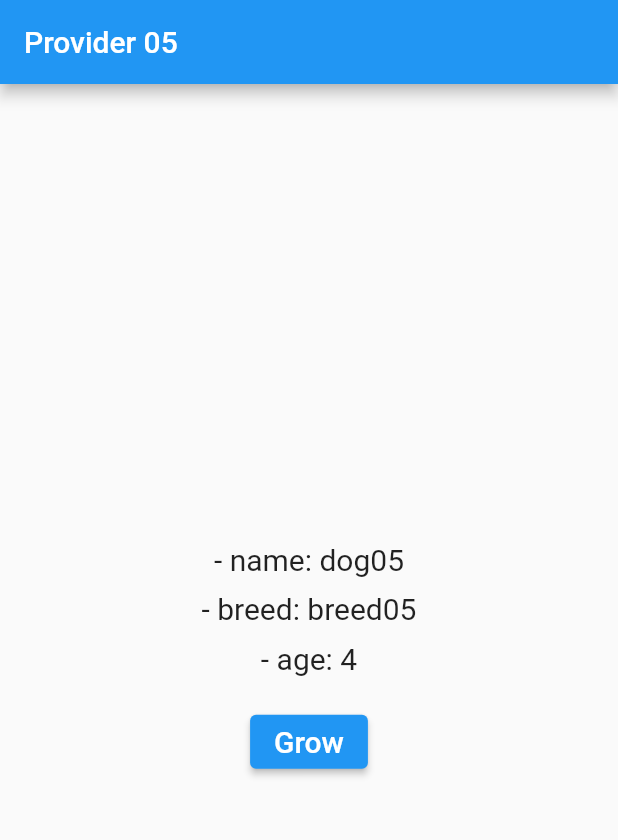
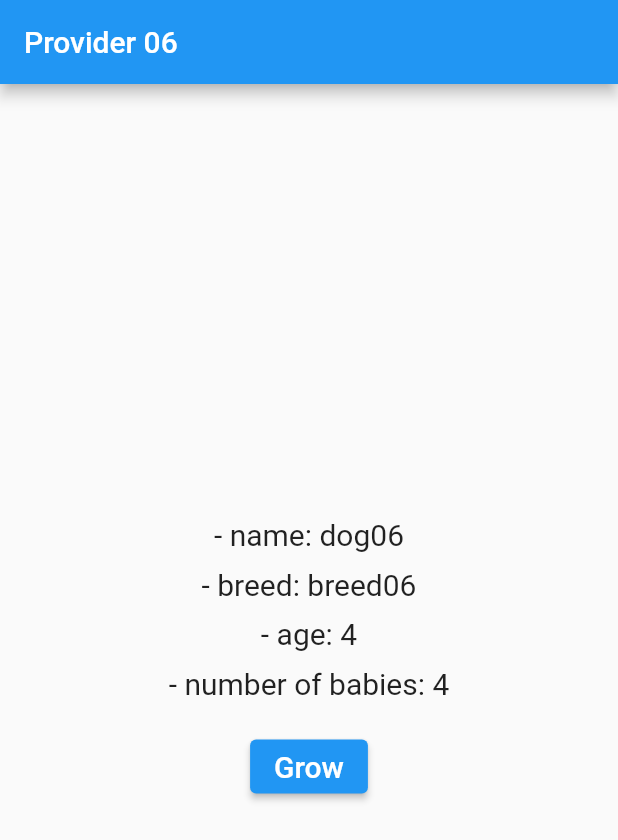
Before and after one commit to KisungHong/provider_overview_02, a Flutter app: the screen it shows after launch, after a tap on "Grow", on a phone screen of 412 x 824 dp. Shown: the top 840 px of the screen. Run offline on Flutter 3.47's test engine with Material 2 defaults, Android fonts, the phone set to English and light mode, and no system bars.

Commit message:
futureProvider

```diff
--- a/lib/main.dart
+++ b/lib/main.dart
@@ -1,6 +1,7 @@
 // ignore_for_file: public_member_api_docs, sort_constructors_first
 import 'package:flutter/material.dart';
 import 'package:provider/provider.dart';
+import 'package:provider_overview_02/models/babies.dart';
 
 import 'package:provider_overview_02/models/dog.dart';
 
@@ -13,10 +14,22 @@ class MyApp extends StatelessWidget {
 
   @override
   Widget build(BuildContext context) {
-    return ChangeNotifierProvider<Dog>(
-      create: (context) => Dog(name: 'dog05', breed: 'breed05', age: 3),
+    return MultiProvider(
+      providers: [
+        ChangeNotifierProvider<Dog>(
+          create: (context) => Dog(name: 'dog06', breed: 'breed06', age: 3),
+        ),
+        FutureProvider<int>(
+          initialData: 0,
+          create: (context) {
+            final int dogAge = context.read<Dog>().age;
+            final babies = Babies(age: dogAge);
+            return babies.getBabies();
+          },
+        )
+      ],
       child: MaterialApp(
-        title: 'Provider 05',
+        title: 'Provider 06',
         debugShowCheckedModeBanner: false,
         theme: ThemeData(
           primarySwatch: Colors.blue,
@@ -39,7 +52,7 @@ class _MyHomePageState extends State<MyHomePage> {
   Widget build(BuildContext context) {
     return Scaffold(
       appBar: AppBar(
-        title: Text('Provider 05'),
+        title: Text('Provider 06'),
       ),
       body: Center(
         child: Column(
@@ -97,6 +110,13 @@ class Age extends StatelessWidget {
           style: TextStyle(fontSize: 20.0),
         ),
         SizedBox(
+          height: 10.0,
+        ),
+        Text(
+          '- number of babies: ${context.watch<int>()}',
+          style: TextStyle(fontSize: 20.0),
+        ),
+        SizedBox(
           height: 20.0,
         ),
         ElevatedButton(
--- /dev/null
+++ b/lib/models/babies.dart
@@ -0,0 +1,18 @@
+class Babies {
+  final int age;
+  Babies({
+    required this.age,
+  });
+
+  Future<int> getBabies() async {
+    await Future.delayed(Duration(seconds: 3));
+
+    if (age > 1 && age < 5) {
+      return 4;
+    } else if (age < 1) {
+      return 0;
+    } else {
+      return 2;
+    }
+  }
+}
```
